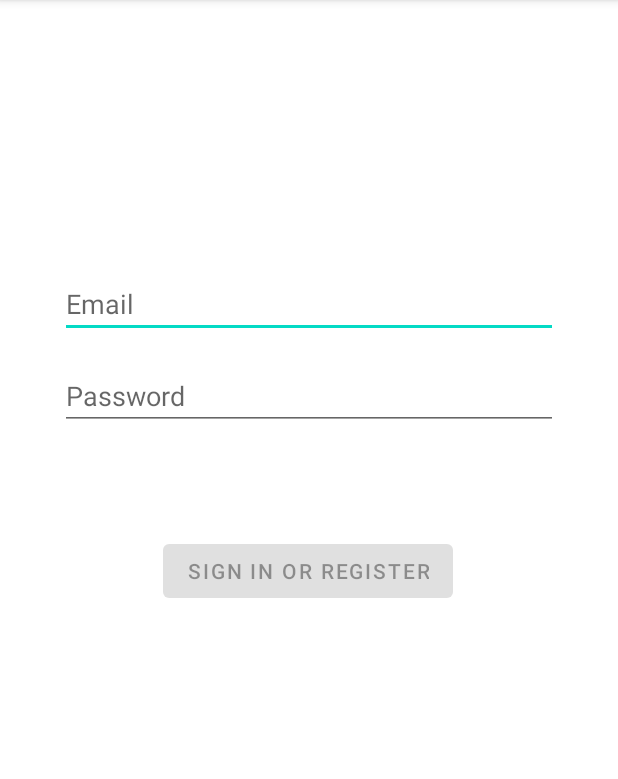
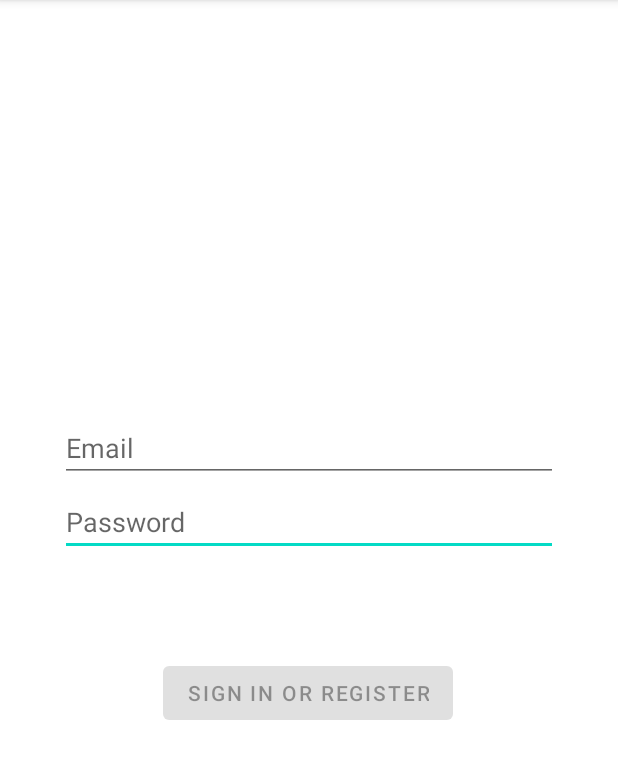
Before and after one commit to Wander-Pets/rtu_student_portal, an Android app: the screen it shows after launch (LoginActivity), on a phone screen of 412 x 824 dp, the part 84-863 px from its top. Run offline under Robolectric (Android 15) with nearby library versions, the phone set to English and light mode, and no system bars.

Commit message:
rearranging the whole stuff.
Signed-off-by: Elijah Santos <65294557+jah-peg@users.noreply.github.com>

```diff
--- a/app/src/main/res/layout/activity_login.xml
+++ b/app/src/main/res/layout/activity_login.xml
@@ -27,29 +27,14 @@
         app:layout_constraintHorizontal_bias="0.495"
         app:layout_constraintStart_toStartOf="parent"
         app:layout_constraintTop_toBottomOf="@+id/password"
-        app:layout_constraintVertical_bias="0.16" />
-
-    <EditText
-        android:id="@+id/username"
-        android:layout_width="0dp"
-        android:layout_height="wrap_content"
-        android:layout_marginStart="24dp"
-        android:layout_marginTop="164dp"
-        android:layout_marginEnd="24dp"
-        android:hint="@string/prompt_email"
-        android:inputType="textEmailAddress"
-        android:selectAllOnFocus="true"
-        app:layout_constraintEnd_toEndOf="parent"
-        app:layout_constraintHorizontal_bias="0.468"
-        app:layout_constraintStart_toStartOf="parent"
-        app:layout_constraintTop_toTopOf="parent" />
+        app:layout_constraintVertical_bias="0.202" />
 
     <EditText
         android:id="@+id/password"
         android:layout_width="0dp"
         android:layout_height="wrap_content"
         android:layout_marginStart="24dp"
-        android:layout_marginTop="16dp"
+        android:layout_marginTop="4dp"
         android:layout_marginEnd="24dp"
         android:hint="@string/prompt_password"
         android:imeActionLabel="@string/action_sign_in_short"
@@ -57,9 +42,22 @@
         android:inputType="textPassword"
         android:selectAllOnFocus="true"
         app:layout_constraintEnd_toEndOf="parent"
-        app:layout_constraintHorizontal_bias="0.468"
         app:layout_constraintStart_toStartOf="parent"
         app:layout_constraintTop_toBottomOf="@+id/username" />
+
+    <EditText
+        android:id="@+id/username"
+        android:layout_width="0dp"
+        android:layout_height="wrap_content"
+        android:layout_marginStart="24dp"
+        android:layout_marginTop="260dp"
+        android:layout_marginEnd="24dp"
+        android:hint="@string/prompt_email"
+        android:inputType="textEmailAddress"
+        android:selectAllOnFocus="true"
+        app:layout_constraintEnd_toEndOf="parent"
+        app:layout_constraintStart_toStartOf="parent"
+        app:layout_constraintTop_toTopOf="parent" />
 
     <ProgressBar
         android:id="@+id/loading"
@@ -82,6 +80,6 @@
         android:layout_width="wrap_content"
         android:layout_height="wrap_content"
         tools:layout_editor_absoluteX="141dp"
-        tools:layout_editor_absoluteY="-7dp"
+        tools:layout_editor_absoluteY="16dp"
         tools:srcCompat="@tools:sample/avatars" />
 </androidx.constraintlayout.widget.ConstraintLayout>
```
